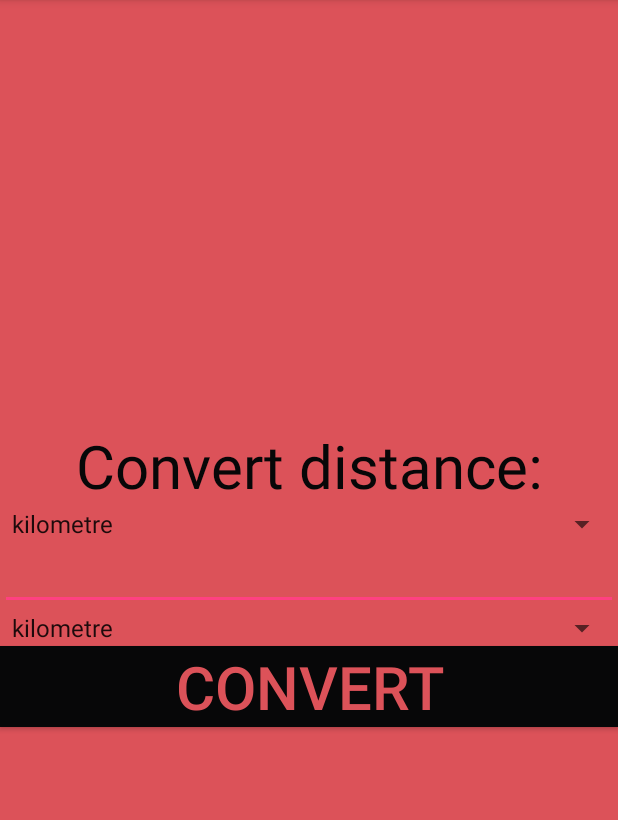
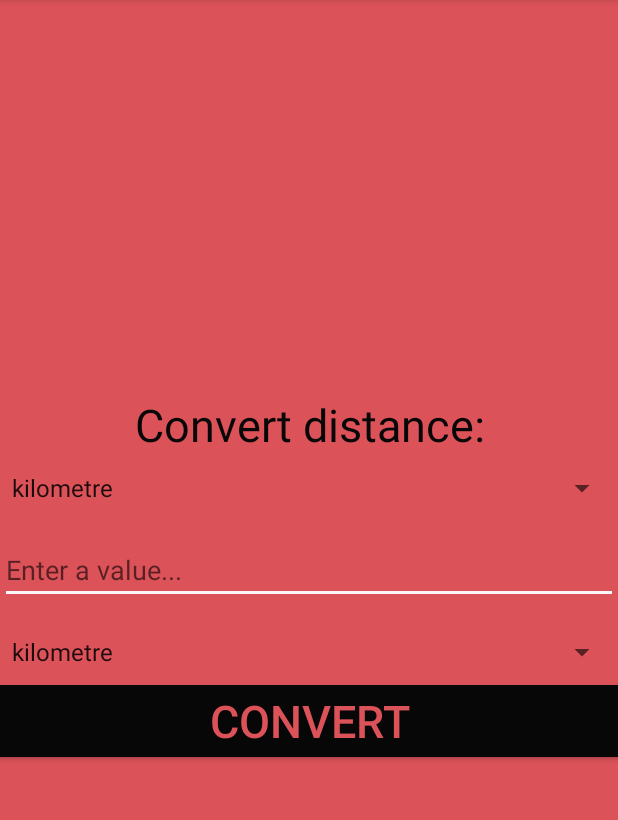
Before and after one commit to kslovic/RMA, an Android app: the FirstActivity screen opened directly, with no data from a screen before it, on a phone screen of 412 x 824 dp, the part 84-904 px from its top. Run offline under Robolectric (Android 15) with nearby library versions, the phone set to English and light mode, and no system bars.

Commit message:
konacna verzija

```diff
--- a/UniCon/app/src/main/res/layout/activity_main.xml
+++ b/UniCon/app/src/main/res/layout/activity_main.xml
@@ -1,13 +1,13 @@
 <ScrollView
     xmlns:android="http://schemas.android.com/apk/res/android"
     android:layout_height="fill_parent"
-    android:layout_width="fill_parent">
+    android:layout_width="fill_parent"
+    android:background="@color/backg">
 <LinearLayout
     android:orientation="vertical"
     android:layout_height="match_parent"
     android:layout_width="match_parent"
     android:gravity="center"
-    android:background="@color/backg"
     xmlns:android="http://schemas.android.com/apk/res/android"
     >
     <Button
--- a/UniCon/app/src/main/res/layout/activity_select.xml
+++ b/UniCon/app/src/main/res/layout/activity_select.xml
@@ -1,7 +1,8 @@
 <?xml version="1.0" encoding="utf-8"?>
 <LinearLayout xmlns:android="http://schemas.android.com/apk/res/android"
     android:id="@+id/lvSelect"
-    android:orientation="vertical" android:layout_width="match_parent"
+    android:orientation="vertical"
+    android:layout_width="match_parent"
     android:layout_height="match_parent"
     android:gravity="center"
     >
@@ -12,26 +13,32 @@
         android:layout_height="wrap_content"
         android:gravity="center"
         android:textColor="@color/colorPrimary"
-        android:textSize="60px"
+        android:textSize="30sp"
         />
     <Spinner
         android:id="@+id/spinner"
         android:layout_width="fill_parent"
-        android:layout_height="wrap_content" />
+        android:layout_height="wrap_content"
+        android:layout_marginTop="10dp"
+        android:layout_marginBottom="20dp"/>
     <EditText
         android:id="@+id/etSelect"
         android:layout_width="match_parent"
-        android:layout_height="wrap_content" />
+        android:layout_height="wrap_content"
+        android:inputType="numberDecimal"
+        android:hint="Enter a value..."/>
     <Spinner
         android:id="@+id/spinner2"
         android:layout_width="fill_parent"
-        android:layout_height="wrap_content" />
+        android:layout_height="wrap_content"
+        android:layout_marginTop="20dp"
+        android:layout_marginBottom="10dp"/>
     <Button
         android:id="@+id/bSelect"
         android:layout_width="match_parent"
         android:layout_height="wrap_content"
         android:text="@string/convert"
-        android:textSize="60px"
+        android:textSize="30sp"
         android:background="@color/colorPrimary"
         />
 </LinearLayout>
--- a/UniCon/app/src/main/res/values/colors.xml
+++ b/UniCon/app/src/main/res/values/colors.xml
@@ -2,12 +2,11 @@
 <resources>
     <color name="colorPrimary">#070708</color>
     <color name="colorPrimaryDark">#7d7d80</color>
-    <color name="colorAccent">#FF4081</color>
+    <color name="colorAccent">#f9f8f8</color>
     <color name="backg">#316440</color>
     <color name="factivity">#dc5259</color>
     <color name="sactivity">#5999b3</color>
     <color name="tactivity">#ad2ad9</color>
     <color name="foactivity">#85dc73</color>
     <color name="ractivity">#73f23d</color>
-    <color name="white">#FFFFFF</color>
 </resources>
```
Also changed, not shown: UniCon/app/src/main/java/com/example/kslovic/unicon/FirstActivity.java (+7 -1 lines), UniCon/app/src/main/java/com/example/kslovic/unicon/FourthActivity.java (+7 -1 lines), UniCon/app/src/main/java/com/example/kslovic/unicon/SecondActivity.java (+9 -3 lines), UniCon/app/src/main/java/com/example/kslovic/unicon/ThirdActivity.java (+10 -4 lines), UniCon/app/src/main/res/layout/activity_result.xml (+4 -6 lines), UniCon/app/src/main/res/values/styles.xml (+8 -0 lines).
